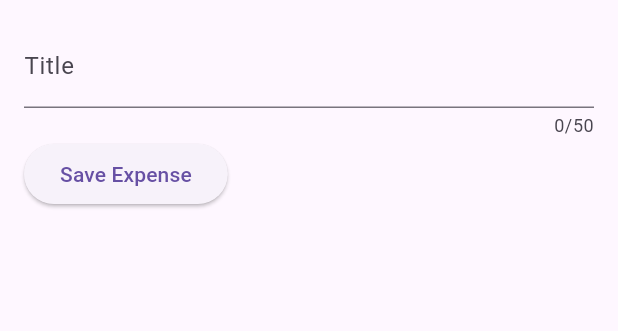
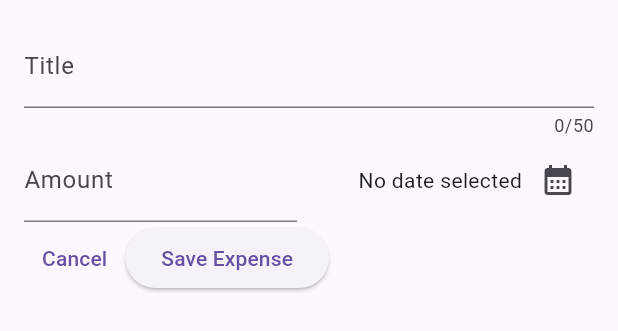
Before and after one commit to LeonaVerbovci/expense_tracker_app, a Flutter app: the NewExpense widget shown alone on an empty page, opened directly, on a phone screen of 412 x 824 dp. Shown: the top 331 px of the screen. Run offline on Flutter 3.47's test engine with Material 2 defaults, Android fonts, the phone set to English and light mode, and no system bars.

Commit message:
Added DateTime Picker

```diff
--- a/lib/widgets/new_expense.dart
+++ b/lib/widgets/new_expense.dart
@@ -1,3 +1,4 @@
+import 'package:expense_tracker_app/model/expense_model.dart';
 import 'package:flutter/material.dart';
 
 class NewExpense extends StatefulWidget {
@@ -9,10 +10,27 @@ class NewExpense extends StatefulWidget {
 
 class _NewExpenseState extends State<NewExpense> {
   final _titleController = TextEditingController();
+  final _amountController = TextEditingController();
+  DateTime? _selectedDate;
+
+  void _presentDatePicker() async {
+    final now = DateTime.now();
+    final firstDate = DateTime(now.year - 1, now.month, now.day);
+    final pickedDate = await showDatePicker(
+      context: context,
+      initialDate: now,
+      firstDate: firstDate,
+      lastDate: now,
+    );
+    setState(() {
+      _selectedDate = pickedDate;
+    });
+  }
 
   @override
   void dispose() {
     _titleController.dispose();
+    _amountController.dispose();
     super.dispose();
     // it's called automatically bu flutter when the widget & its state are about to be removed from the UI
   }
@@ -20,7 +38,7 @@ class _NewExpenseState extends State<NewExpense> {
   @override
   Widget build(BuildContext context) {
     return Padding(
-      padding: EdgeInsets.all(16),
+      padding: const EdgeInsets.all(16),
       child: Column(
         children: [
           TextField(
@@ -32,11 +50,48 @@ class _NewExpenseState extends State<NewExpense> {
           ),
           Row(
             children: [
+              Expanded(
+                child: TextField(
+                  controller: _amountController,
+                  keyboardType: TextInputType.number,
+                  decoration: const InputDecoration(
+                    prefix: Text(' \$ '),
+                    label: Text('Amount'),
+                  ),
+                ),
+              ),
+              const SizedBox(width: 16),
+              Expanded(
+                child: Row(
+                  mainAxisAlignment: MainAxisAlignment.end,
+                  crossAxisAlignment: CrossAxisAlignment.center,
+                  children: [
+                    Text(_selectedDate == null
+                        ? 'No date selected'
+                        : formatter
+                            .format(_selectedDate!)), // [!] never be null
+                    IconButton(
+                        onPressed: _presentDatePicker,
+                        icon: Icon(Icons.calendar_month))
+                  ],
+                ),
+              )
+            ],
+          ),
+          Row(
+            children: [
+              TextButton(
+                onPressed: () {
+                  Navigator.pop(context);
+                },
+                child: const Text('Cancel'),
+              ),
               ElevatedButton(
                 onPressed: () {
                   print(_titleController.text);
+                  print(_amountController.text);
                 },
-                child: Text('Save Expense'),
+                child: const Text('Save Expense'),
               )
             ],
           )
```
Also changed, not shown: 13 other files.
